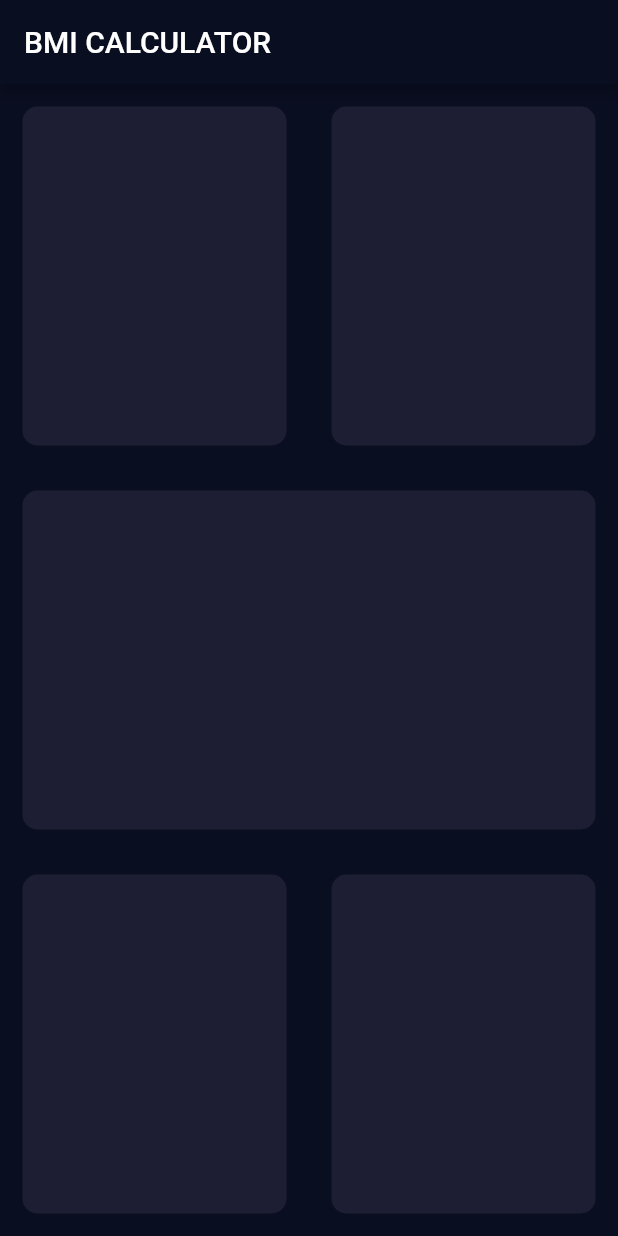
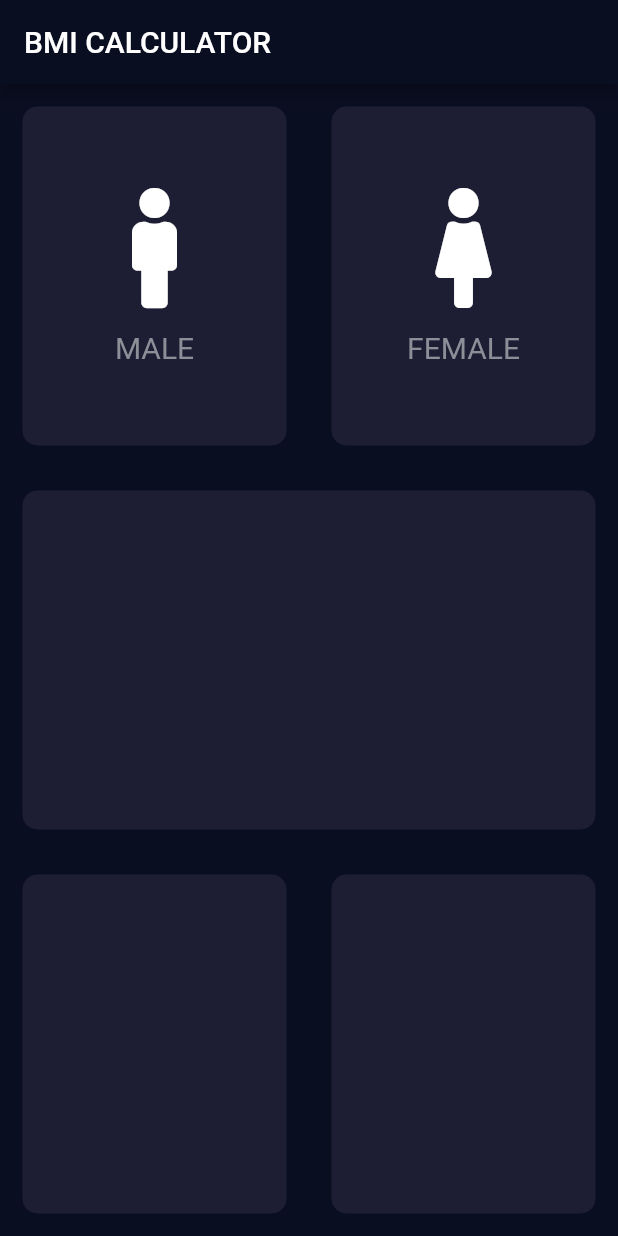
Before and after one commit to mohsinraza079/final_bmi_calculator, a Flutter app: the screen it shows after launch, on a phone screen of 412 x 824 dp. Run offline on Flutter 3.47's test engine with Material 2 defaults, Android fonts, the phone set to English and light mode, and no system bars; our stand-ins replace font_awesome_flutter.

Commit message:
Done Lecture 57 II : Use of ReFactored  Code

```diff
--- a/lib/input_page.dart
+++ b/lib/input_page.dart
@@ -1,4 +1,6 @@
+import 'package:flutter/cupertino.dart';
 import 'package:flutter/material.dart';
+import 'package:font_awesome_flutter/font_awesome_flutter.dart';
 
 class InputPage extends StatefulWidget {
   @override
@@ -18,10 +20,23 @@ class _InputPageState extends State<InputPage> {
               child: Row(
                 children: [
                   Expanded(
-                    child: RepeatContainerCode(colors: Color(0xFF1D1E33),)
+                    child: RepeatContainerCode(
+                      colors: Color(0xFF1D1E33),
+                      cardWidget: RepeatTextandIconeWidget(
+                        iconData: FontAwesomeIcons.male,
+                        label: 'MALE',
+                      ),
+                    )
                   ),
                   Expanded(
-                    child: RepeatContainerCode(colors: Color(0xFF1D1E33),)
+                    child: RepeatContainerCode(
+                      colors: Color(0xFF1D1E33),
+                      cardWidget: RepeatTextandIconeWidget(
+                        iconData: FontAwesomeIcons.female,
+                        label: 'FEMALE',
+                      ),
+
+                    )
                   ),
                 ],
               )
@@ -49,14 +64,46 @@ class _InputPageState extends State<InputPage> {
   }
 }
 
+class RepeatTextandIconeWidget extends StatelessWidget {
+  RepeatTextandIconeWidget({@required this.iconData,this.label});
+ final IconData iconData;
+ final String label;
+  @override
+  Widget build(BuildContext context) {
+    return Column(
+      mainAxisAlignment: MainAxisAlignment.center,
+      children: [
+        Icon(
+          iconData,
+          size: 80.0,
+        ),
+        SizedBox(
+          height: 15.0,
+        ),
+        Text(
+          label,
+          style: TextStyle(
+            fontSize: 20.0,
+            color: Color(0xFF8D8E98),
+          ),
+        )
+      ],
+
+    );
+  }
+}
+
 class RepeatContainerCode extends StatelessWidget {
-  RepeatContainerCode({@required this.colors});
+  RepeatContainerCode({@required this.colors,this.cardWidget});
   final Color colors;
+  final Widget cardWidget;
 
   @override
   Widget build(BuildContext context) {
     return Container(
       margin: EdgeInsets.all(15.0),
+      child: cardWidget,
+
       decoration: BoxDecoration(
         color: colors,
         borderRadius: BorderRadius.circular(10.0),
--- a/pubspec.yaml
+++ b/pubspec.yaml
@@ -11,6 +11,7 @@ dependencies:
     sdk: flutter
 
   cupertino_icons: ^0.1.2
+  font_awesome_flutter: ^8.10.0
 
 dev_dependencies:
   flutter_test:
```
Also changed, not shown: pubspec.lock.
